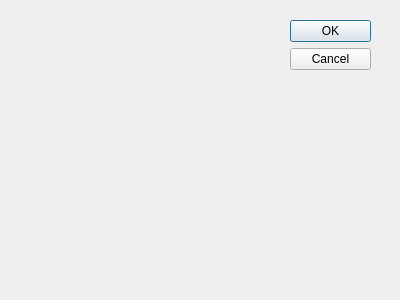
Above: code/xrQt/xrDevLaunch/parametersdialog.ui from xrLil-Batya/xray-oxygen before the change. Below: the same form after it.
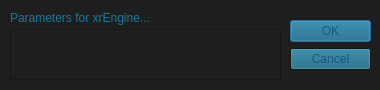
That is the form after the change.

Diff of the .ui file:
```diff
--- a/code/xrQt/xrDevLaunch/parametersdialog.ui
+++ b/code/xrQt/xrDevLaunch/parametersdialog.ui
@@ -3,20 +3,507 @@
  <comment></comment>
  <exportmacro></exportmacro>
  <class>Dialog</class>
- <widget class="QDialog" name="Dialog" >
-  <property name="geometry" >
+ <widget class="QDialog" name="Dialog">
+  <property name="geometry">
    <rect>
     <x>0</x>
     <y>0</y>
-    <width>400</width>
-    <height>300</height>
+    <width>380</width>
+    <height>90</height>
    </rect>
   </property>
-  <property name="windowTitle" >
-   <string>Dialog</string>
+  <property name="minimumSize">
+   <size>
+    <width>380</width>
+    <height>90</height>
+   </size>
   </property>
-  <widget class="QDialogButtonBox" name="buttonBox" >
-   <property name="geometry" >
+  <property name="maximumSize">
+   <size>
+    <width>380</width>
+    <height>90</height>
+   </size>
+  </property>
+  <property name="baseSize">
+   <size>
+    <width>380</width>
+    <height>90</height>
+   </size>
+  </property>
+  <property name="palette">
+   <palette>
+    <active>
+     <colorrole role="WindowText">
+      <brush brushstyle="SolidPattern">
+       <color alpha="255">
+        <red>23</red>
+        <green>121</green>
+        <blue>157</blue>
+       </color>
+      </brush>
+     </colorrole>
+     <colorrole role="Button">
+      <brush brushstyle="SolidPattern">
+       <color alpha="255">
+        <red>18</red>
+        <green>97</green>
+        <blue>126</blue>
+       </color>
+      </brush>
+     </colorrole>
+     <colorrole role="Light">
+      <brush brushstyle="SolidPattern">
+       <color alpha="255">
+        <red>126</red>
+        <green>126</green>
+        <blue>126</blue>
+       </color>
+      </brush>
+     </colorrole>
+     <colorrole role="Midlight">
+      <brush brushstyle="SolidPattern">
+       <color alpha="255">
+        <red>122</red>
+        <green>122</green>
+        <blue>122</blue>
+       </color>
+      </brush>
+     </colorrole>
+     <colorrole role="Dark">
+      <brush brushstyle="SolidPattern">
+       <color alpha="255">
+        <red>30</red>
+        <green>30</green>
+        <blue>30</blue>
+       </color>
+      </brush>
+     </colorrole>
+     <colorrole role="Mid">
+      <brush brushstyle="SolidPattern">
+       <color alpha="255">
+        <red>57</red>
+        <green>57</green>
+        <blue>57</blue>
+       </color>
+      </brush>
+     </colorrole>
+     <colorrole role="Text">
+      <brush brushstyle="SolidPattern">
+       <color alpha="255">
+        <red>25</red>
+        <green>147</green>
+        <blue>184</blue>
+       </color>
+      </brush>
+     </colorrole>
+     <colorrole role="BrightText">
+      <brush brushstyle="SolidPattern">
+       <color alpha="255">
+        <red>32</red>
+        <green>181</green>
+        <blue>230</blue>
+       </color>
+      </brush>
+     </colorrole>
+     <colorrole role="ButtonText">
+      <brush brushstyle="SolidPattern">
+       <color alpha="255">
+        <red>25</red>
+        <green>86</green>
+        <blue>126</blue>
+       </color>
+      </brush>
+     </colorrole>
+     <colorrole role="Base">
+      <brush brushstyle="SolidPattern">
+       <color alpha="255">
+        <red>30</red>
+        <green>30</green>
+        <blue>30</blue>
+       </color>
+      </brush>
+     </colorrole>
+     <colorrole role="Window">
+      <brush brushstyle="SolidPattern">
+       <color alpha="255">
+        <red>30</red>
+        <green>30</green>
+        <blue>30</blue>
+       </color>
+      </brush>
+     </colorrole>
+     <colorrole role="Shadow">
+      <brush brushstyle="SolidPattern">
+       <color alpha="255">
+        <red>41</red>
+        <green>41</green>
+        <blue>41</blue>
+       </color>
+      </brush>
+     </colorrole>
+     <colorrole role="HighlightedText">
+      <brush brushstyle="SolidPattern">
+       <color alpha="255">
+        <red>23</red>
+        <green>121</green>
+        <blue>157</blue>
+       </color>
+      </brush>
+     </colorrole>
+     <colorrole role="Link">
+      <brush brushstyle="SolidPattern">
+       <color alpha="255">
+        <red>165</red>
+        <green>122</green>
+        <blue>255</blue>
+       </color>
+      </brush>
+     </colorrole>
+     <colorrole role="LinkVisited">
+      <brush brushstyle="SolidPattern">
+       <color alpha="255">
+        <red>90</red>
+        <green>57</green>
+        <blue>255</blue>
+       </color>
+      </brush>
+     </colorrole>
+     <colorrole role="AlternateBase">
+      <brush brushstyle="SolidPattern">
+       <color alpha="255">
+        <red>25</red>
+        <green>25</green>
+        <blue>25</blue>
+       </color>
+      </brush>
+     </colorrole>
+     <colorrole role="ToolTipBase">
+      <brush brushstyle="SolidPattern">
+       <color alpha="102">
+        <red>32</red>
+        <green>181</green>
+        <blue>230</blue>
+       </color>
+      </brush>
+     </colorrole>
+    </active>
+    <inactive>
+     <colorrole role="WindowText">
+      <brush brushstyle="SolidPattern">
+       <color alpha="255">
+        <red>23</red>
+        <green>121</green>
+        <blue>157</blue>
+       </color>
+      </brush>
+     </colorrole>
+     <colorrole role="Button">
+      <brush brushstyle="SolidPattern">
+       <color alpha="255">
+        <red>18</red>
+        <green>97</green>
+        <blue>126</blue>
+       </color>
+      </brush>
+     </colorrole>
+     <colorrole role="Light">
+      <brush brushstyle="SolidPattern">
+       <color alpha="255">
+        <red>126</red>
+        <green>126</green>
+        <blue>126</blue>
+       </color>
+      </brush>
+     </colorrole>
+     <colorrole role="Midlight">
+      <brush brushstyle="SolidPattern">
+       <color alpha="255">
+        <red>122</red>
+        <green>122</green>
+        <blue>122</blue>
+       </color>
+      </brush>
+     </colorrole>
+     <colorrole role="Dark">
+      <brush brushstyle="SolidPattern">
+       <color alpha="255">
+        <red>30</red>
+        <green>30</green>
+        <blue>30</blue>
+       </color>
+      </brush>
+     </colorrole>
+     <colorrole role="Mid">
+      <brush brushstyle="SolidPattern">
+       <color alpha="255">
+        <red>57</red>
+        <green>57</green>
+        <blue>57</blue>
+       </color>
+      </brush>
+     </colorrole>
+     <colorrole role="Text">
+      <brush brushstyle="SolidPattern">
+       <color alpha="255">
+        <red>25</red>
+        <green>147</green>
+        <blue>184</blue>
+       </color>
+      </brush>
+     </colorrole>
+     <colorrole role="BrightText">
+      <brush brushstyle="SolidPattern">
+       <color alpha="255">
+        <red>32</red>
+        <green>181</green>
+        <blue>230</blue>
+       </color>
+      </brush>
+     </colorrole>
+     <colorrole role="ButtonText">
+      <brush brushstyle="SolidPattern">
+       <color alpha="255">
+        <red>25</red>
+        <green>86</green>
+        <blue>126</blue>
+       </color>
+      </brush>
+     </colorrole>
+     <colorrole role="Base">
+      <brush brushstyle="SolidPattern">
+       <color alpha="255">
+        <red>30</red>
+        <green>30</green>
+        <blue>30</blue>
+       </color>
+      </brush>
+     </colorrole>
+     <colorrole role="Window">
+      <brush brushstyle="SolidPattern">
+       <color alpha="255">
+        <red>30</red>
+        <green>30</green>
+        <blue>30</blue>
+       </color>
+      </brush>
+     </colorrole>
+     <colorrole role="Shadow">
+      <brush brushstyle="SolidPattern">
+       <color alpha="255">
+        <red>41</red>
+        <green>41</green>
+        <blue>41</blue>
+       </color>
+      </brush>
+     </colorrole>
+     <colorrole role="HighlightedText">
+      <brush brushstyle="SolidPattern">
+       <color alpha="255">
+        <red>23</red>
+        <green>121</green>
+        <blue>157</blue>
+       </color>
+      </brush>
+     </colorrole>
+     <colorrole role="Link">
+      <brush brushstyle="SolidPattern">
+       <color alpha="255">
+        <red>165</red>
+        <green>122</green>
+        <blue>255</blue>
+       </color>
+      </brush>
+     </colorrole>
+     <colorrole role="LinkVisited">
+      <brush brushstyle="SolidPattern">
+       <color alpha="255">
+        <red>90</red>
+        <green>57</green>
+        <blue>255</blue>
+       </color>
+      </brush>
+     </colorrole>
+     <colorrole role="AlternateBase">
+      <brush brushstyle="SolidPattern">
+       <color alpha="255">
+        <red>25</red>
+        <green>25</green>
+        <blue>25</blue>
+       </color>
+      </brush>
+     </colorrole>
+     <colorrole role="ToolTipBase">
+      <brush brushstyle="SolidPattern">
+       <color alpha="102">
+        <red>32</red>
+        <green>181</green>
+        <blue>230</blue>
+       </color>
+      </brush>
+     </colorrole>
+    </inactive>
+    <disabled>
+     <colorrole role="WindowText">
+      <brush brushstyle="SolidPattern">
+       <color alpha="255">
+        <red>30</red>
+        <green>30</green>
+        <blue>30</blue>
+       </color>
+      </brush>
+     </colorrole>
+     <colorrole role="Button">
+      <brush brushstyle="SolidPattern">
+       <color alpha="255">
+        <red>18</red>
+        <green>97</green>
+        <blue>126</blue>
+       </color>
+      </brush>
+     </colorrole>
+     <colorrole role="Light">
+      <brush brushstyle="SolidPattern">
+       <color alpha="255">
+        <red>126</red>
+        <green>126</green>
+        <blue>126</blue>
+       </color>
+      </brush>
+     </colorrole>
+     <colorrole role="Midlight">
+      <brush brushstyle="SolidPattern">
+       <color alpha="255">
+        <red>122</red>
+        <green>122</green>
+        <blue>122</blue>
+       </color>
+      </brush>
+     </colorrole>
+     <colorrole role="Dark">
+      <brush brushstyle="SolidPattern">
+       <color alpha="255">
+        <red>30</red>
+        <green>30</green>
+        <blue>30</blue>
+       </color>
+      </brush>
+     </colorrole>
+     <colorrole role="Mid">
+      <brush brushstyle="SolidPattern">
+       <color alpha="255">
+        <red>57</red>
+        <green>57</green>
+        <blue>57</blue>
+       </color>
+      </brush>
+     </colorrole>
+     <colorrole role="Text">
+      <brush brushstyle="SolidPattern">
+       <color alpha="255">
+        <red>30</red>
+        <green>30</green>
+        <blue>30</blue>
+       </color>
+      </brush>
+     </colorrole>
+     <colorrole role="BrightText">
+      <brush brushstyle="SolidPattern">
+       <color alpha="255">
+        <red>32</red>
+        <green>181</green>
+        <blue>230</blue>
+       </color>
+      </brush>
+     </colorrole>
+     <colorrole role="ButtonText">
+      <brush brushstyle="SolidPattern">
+       <color alpha="255">
+        <red>30</red>
+        <green>30</green>
+        <blue>30</blue>
+       </color>
+      </brush>
+     </colorrole>
+     <colorrole role="Base">
+      <brush brushstyle="SolidPattern">
+       <color alpha="255">
+        <red>30</red>
+        <green>30</green>
+        <blue>30</blue>
+       </color>
+      </brush>
+     </colorrole>
+     <colorrole role="Window">
+      <brush brushstyle="SolidPattern">
+       <color alpha="255">
+        <red>30</red>
+        <green>30</green>
+        <blue>30</blue>
+       </color>
+      </brush>
+     </colorrole>
+     <colorrole role="Shadow">
+      <brush brushstyle="SolidPattern">
+       <color alpha="255">
+        <red>41</red>
+        <green>41</green>
+        <blue>41</blue>
+       </color>
+      </brush>
+     </colorrole>
+     <colorrole role="HighlightedText">
+      <brush brushstyle="SolidPattern">
+       <color alpha="255">
+        <red>23</red>
+        <green>121</green>
+        <blue>157</blue>
+       </color>
+      </brush>
+     </colorrole>
+     <colorrole role="Link">
+      <brush brushstyle="SolidPattern">
+       <color alpha="255">
+        <red>165</red>
+        <green>122</green>
+        <blue>255</blue>
+       </color>
+      </brush>
+     </colorrole>
+     <colorrole role="LinkVisited">
+      <brush brushstyle="SolidPattern">
+       <color alpha="255">
+        <red>90</red>
+        <green>57</green>
+        <blue>255</blue>
+       </color>
+      </brush>
+     </colorrole>
+     <colorrole role="AlternateBase">
+      <brush brushstyle="SolidPattern">
+       <color alpha="255">
+        <red>25</red>
+        <green>25</green>
+        <blue>25</blue>
+       </color>
+      </brush>
+     </colorrole>
+     <colorrole role="ToolTipBase">
+      <brush brushstyle="SolidPattern">
+       <color alpha="102">
+        <red>32</red>
+        <green>181</green>
+        <blue>230</blue>
+       </color>
+      </brush>
+     </colorrole>
+    </disabled>
+   </palette>
+  </property>
+  <property name="windowTitle">
+   <string>xrEngine parameters</string>
+  </property>
+  <widget class="QDialogButtonBox" name="buttonBox">
+   <property name="geometry">
     <rect>
      <x>290</x>
      <y>20</y>
@@ -31,6 +518,29 @@
     <set>QDialogButtonBox::Cancel|QDialogButtonBox::Ok</set>
    </property>
   </widget>
+  <widget class="QTextEdit" name="textEdit">
+   <property name="geometry">
+    <rect>
+     <x>10</x>
+     <y>29</y>
+     <width>271</width>
+     <height>51</height>
+    </rect>
+   </property>
+  </widget>
+  <widget class="QLabel" name="label">
+   <property name="geometry">
+    <rect>
+     <x>10</x>
+     <y>10</y>
+     <width>201</width>
+     <height>16</height>
+    </rect>
+   </property>
+   <property name="text">
+    <string>Parameters for xrEngine...</string>
+   </property>
+  </widget>
  </widget>
  <pixmapfunction></pixmapfunction>
  <resources/>
```
Left out of the diff: 19 changed lines with no effect on the pictures.
